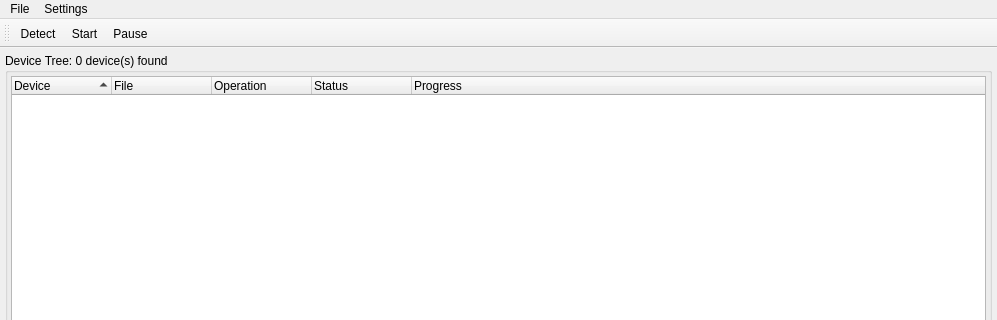
This is src/ProgrammerGui/ProgrammerMain.ui in os-fpga/FOEDAG as Qt 5 draws it before an edit; both pictures show x 0 to 997 and y 0 to 320 of the 997 by 746 pixel window. The edited form follows.
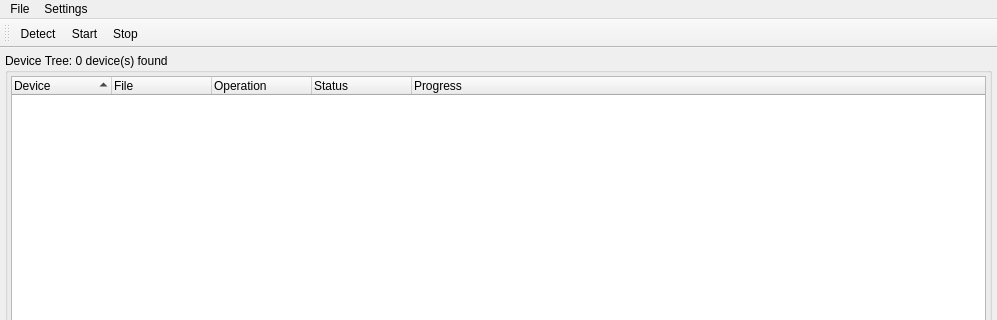
This is the edited form. Icons and pictures are not drawn.

Commit message: Allow user to stop programming process

```diff
--- a/src/ProgrammerGui/ProgrammerMain.ui
+++ b/src/ProgrammerGui/ProgrammerMain.ui
@@ -277,7 +277,7 @@
      <normaloff>:/images/pause.png</normaloff>:/images/pause.png</iconset>
    </property>
    <property name="text">
-    <string>Pause</string>
+    <string>Stop</string>
    </property>
    <property name="toolTip">
     <string>Stop programming</string>
```
Left out of the diff: 8 changed lines with no effect on the pictures. The commit also changes 5 other files.
